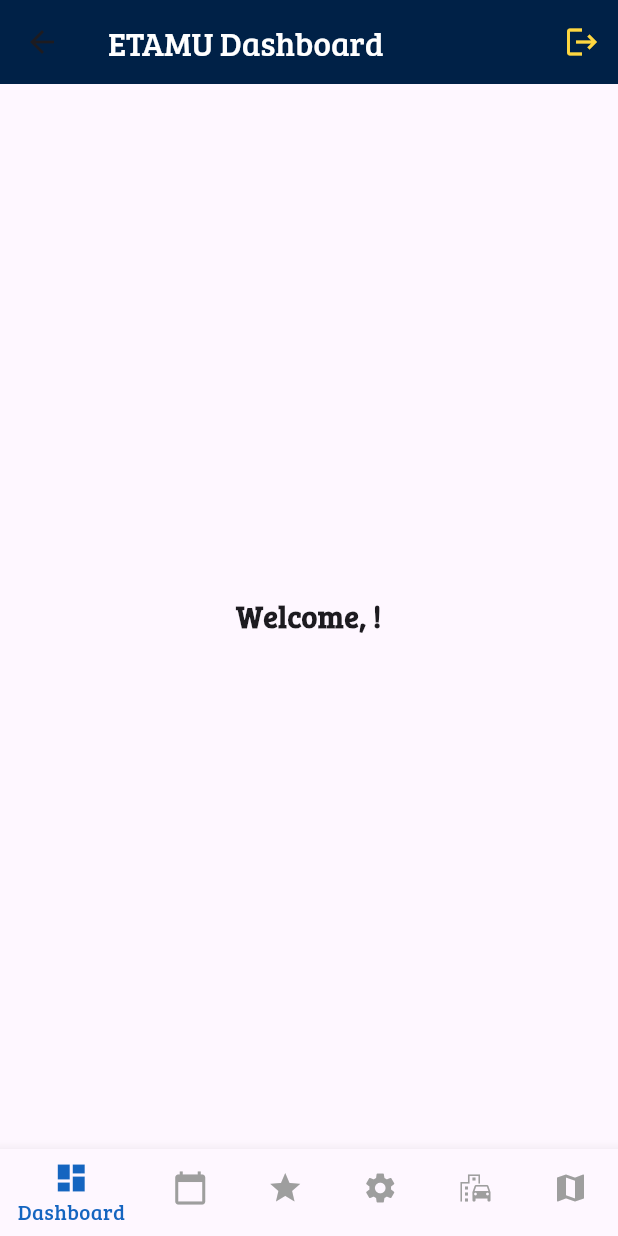
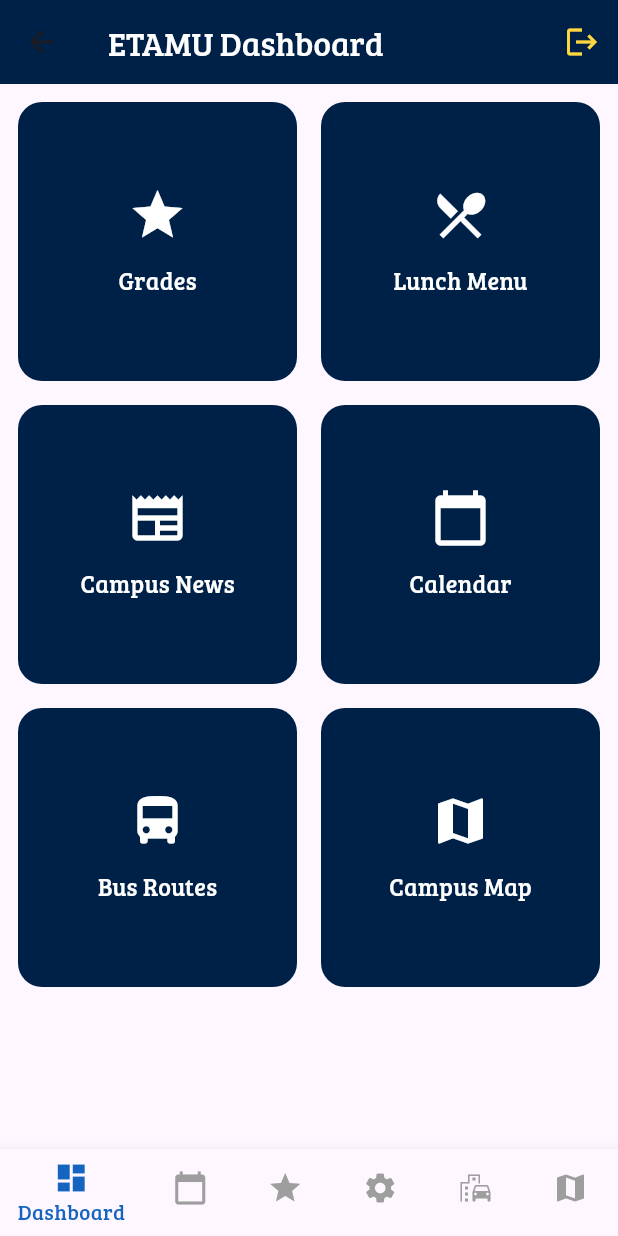
Before and after one commit to kingct19/ETAMU-All-in-One, a Flutter app: the Home screen opened by its route, on a phone screen of 412 x 824 dp. Run offline on Flutter 3.47's test engine with Material 3 defaults, Android fonts, the phone set to English and light mode, and no system bars; our stand-ins replace firebase_auth, firebase_core, webview_flutter; missing offline and left inert: android_intent_plus; accounts and stored records are empty.

Commit message:
Dashboard UI update

```diff
--- a/etamu_all_in_one/lib/screens/home.dart
+++ b/etamu_all_in_one/lib/screens/home.dart
@@ -2,6 +2,7 @@ import 'package:flutter/material.dart';
 import 'package:firebase_auth/firebase_auth.dart';
 import 'package:etamu_all_in_one/widgets/bus_route.dart';
 import 'package:etamu_all_in_one/widgets/campus_map.dart';
+import 'package:etamu_all_in_one/widgets/hub_page.dart';
 
 class Home extends StatefulWidget {
   final String role; // 'student' or 'faculty'
@@ -34,17 +35,7 @@ class _HomeState extends State<Home> {
             : 'Welcome, $email!';
 
     final List<Widget> _pages = [
-      Center(
-        child: Text(
-          welcomeMessage,
-          style: const TextStyle(
-            fontSize: 20,
-            fontWeight: FontWeight.bold,
-            fontFamily: 'BreeSerif',
-          ),
-          textAlign: TextAlign.center,
-        ),
-      ),
+      const HubPage(),
       const Center(child: Text('Calendar Page')),
       const Center(child: Text('Grades Page')),
       const Center(child: Text('Settings Page')),
--- a/etamu_all_in_one/lib/utils/app_launcher.dart
+++ b/etamu_all_in_one/lib/utils/app_launcher.dart
@@ -1,5 +1,5 @@
 import 'dart:io';
-import 'package:android_intent_plus/android_intent_plus.dart';
+import 'package:android_intent_plus/android_intent.dart';
 import 'package:url_launcher/url_launcher.dart';
 
 Future<void> launchAppOrStore({
--- /dev/null
+++ b/etamu_all_in_one/lib/widgets/hub_page.dart
@@ -0,0 +1,91 @@
+import 'package:flutter/material.dart';
+
+class HubPage extends StatelessWidget {
+  const HubPage({super.key});
+
+  @override
+  Widget build(BuildContext context) {
+    final List<Map<String, dynamic>> hubItems = [
+      {
+        'icon': Icons.grade,
+        'label': 'Grades',
+        'onTap': () {
+          // TODO: Navigate to Grades screen
+        },
+      },
+      {
+        'icon': Icons.restaurant_menu,
+        'label': 'Lunch Menu',
+        'onTap': () {
+          // TODO: Navigate to Lunch screen
+        },
+      },
+      {
+        'icon': Icons.newspaper,
+        'label': 'Campus News',
+        'onTap': () {
+          // TODO: Navigate to News screen
+        },
+      },
+      {
+        'icon': Icons.calendar_today,
+        'label': 'Calendar',
+        'onTap': () {
+          // TODO: Navigate to Calendar
+        },
+      },
+      {
+        'icon': Icons.directions_bus,
+        'label': 'Bus Routes',
+        'onTap': () {
+          Navigator.pushNamed(context, '/bus');
+        },
+      },
+      {
+        'icon': Icons.map,
+        'label': 'Campus Map',
+        'onTap': () {
+          Navigator.pushNamed(context, '/map');
+        },
+      },
+    ];
+
+    return SafeArea(
+      child: Padding(
+        padding: const EdgeInsets.all(12.0),
+        child: GridView.count(
+          crossAxisCount: 2,
+          mainAxisSpacing: 16,
+          crossAxisSpacing: 16,
+          children:
+              hubItems.map((item) {
+                return GestureDetector(
+                  onTap: item['onTap'],
+                  child: Container(
+                    decoration: BoxDecoration(
+                      color: const Color(0xFF002147),
+                      borderRadius: BorderRadius.circular(16),
+                    ),
+                    child: Column(
+                      mainAxisAlignment: MainAxisAlignment.center,
+                      children: [
+                        Icon(item['icon'], color: Colors.white, size: 40),
+                        const SizedBox(height: 12),
+                        Text(
+                          item['label'],
+                          style: const TextStyle(
+                            color: Colors.white,
+                            fontFamily: 'BreeSerif',
+                            fontSize: 16,
+                          ),
+                        ),
+                      ],
+                    ),
+                  ),
+                );
+              }).toList(),
+        ),
+      ),
+    );
+  }
+}
```
Also changed, not shown: 1 other file.
